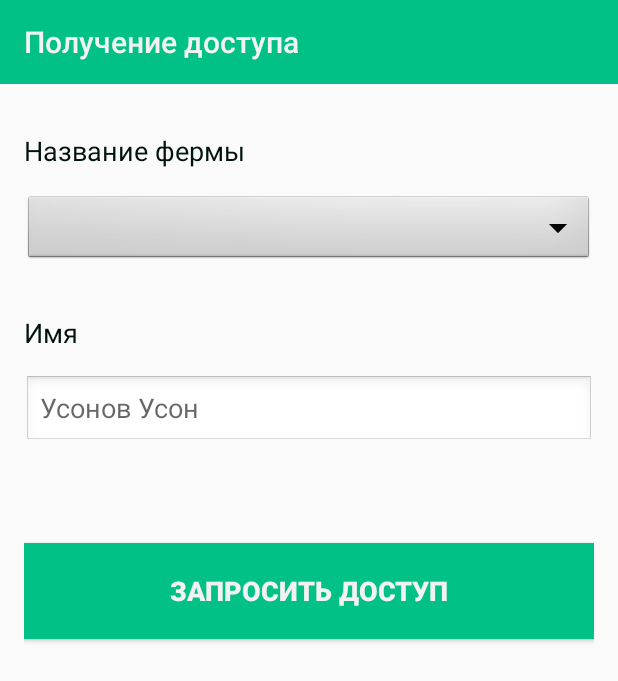
After one commit to jokermt235/CharbaKGAndroid, an Android app: the PermissionActivity screen opened directly, with no data from a screen before it, on a phone screen of 412 x 824 dp. The commit adds this screen. Shown: the top 681 px of the screen. Run offline under Robolectric (Android 15) with nearby library versions, the phone set to English and light mode, and no system bars.

Commit message:
Add user farm permission request

```diff
--- a/app/src/main/AndroidManifest.xml
+++ b/app/src/main/AndroidManifest.xml
@@ -1,8 +1,10 @@
 <?xml version="1.0" encoding="utf-8"?>
 <manifest xmlns:android="http://schemas.android.com/apk/res/android"
     package="org.exesoft.charbakg">
+
     <uses-permission android:name="android.permission.INTERNET" />
     <uses-permission android:name="android.permission.ACCESS_NETWORK_STATE" />
+
     <application
         android:allowBackup="true"
         android:icon="@mipmap/ic_launcher"
@@ -10,7 +12,8 @@
         android:roundIcon="@mipmap/ic_launcher_round"
         android:supportsRtl="true"
         android:theme="@style/AppTheme">
-        <activity android:name=".View.HorseOffspringFormActivity"></activity>
+        <activity android:name=".View.PermissionActivity"></activity>
+        <activity android:name=".View.HorseOffspringFormActivity" />
         <activity android:name=".View.MrsOffspringFormActivity" />
         <activity android:name=".View.MrsOffspringActivity" />
         <activity android:name=".View.HorseOffspringActivity" />
@@ -38,9 +41,7 @@
                 <category android:name="android.intent.category.LAUNCHER" />
             </intent-filter>
         </activity>
-        <activity android:name=".View.MainActivity">
-        </activity>
-
+        <activity android:name=".View.MainActivity"></activity>
     </application>
 
 </manifest>
--- /dev/null
+++ b/app/src/main/java/org/exesoft/charbakg/View/PermissionActivity.java
@@ -0,0 +1,16 @@
+package org.exesoft.charbakg.View;
+
+import androidx.appcompat.app.AppCompatActivity;
+
+import android.os.Bundle;
+
+import org.exesoft.charbakg.R;
+
+public class PermissionActivity extends AppCompatActivity {
+
+    @Override
+    protected void onCreate(Bundle savedInstanceState) {
+        super.onCreate(savedInstanceState);
+        setContentView(R.layout.activity_permission);
+    }
+}
--- a/app/src/main/java/org/exesoft/charbakg/View/SplashActivity.java
+++ b/app/src/main/java/org/exesoft/charbakg/View/SplashActivity.java
@@ -5,8 +5,13 @@ import androidx.appcompat.app.AppCompatActivity;
 import android.content.Intent;
 import android.os.Bundle;
 
+import org.exesoft.charbakg.Callback.OnSimpleLoaderResult;
 import org.exesoft.charbakg.Component.Auth;
+import org.exesoft.charbakg.Controller.SimpleLoader;
 import org.exesoft.charbakg.R;
+
+import java.util.ArrayList;
+import java.util.Map;
 
 public class SplashActivity extends AppCompatActivity {
 
@@ -17,8 +22,18 @@ public class SplashActivity extends AppCompatActivity {
         if(!Auth.isSigned()){
             startActivity(new Intent(this, LoginActivity.class));
         }else{
+            SimpleLoader.filter("user",new OnSimpleLoaderResult(){
+                @Override
+                public void onResult(ArrayList<Map<String, Object>> items) {
+                    super.onResult(items);
+                    if(!items.isEmpty()){
+                        if((boolean)items.get(0).get("status")){
+                            startActivity(new Intent(getApplicationContext(), HomeActivity.class));
+                        }
+                    }
 
-            startActivity(new Intent(this, HomeActivity.class));
+                }
+            });
         }
         finish();
     }
--- a/app/src/main/res/layout/activity_login.xml
+++ b/app/src/main/res/layout/activity_login.xml
@@ -52,7 +52,7 @@
             android:inputType="number|phone" />
 
         <Button
-            android:id="@+id/loginButton"
+            android:id="@+id/permissionREquestBtn"
             android:layout_width="match_parent"
             android:layout_height="64dip"
             android:layout_marginStart="20dip"
--- /dev/null
+++ b/app/src/main/res/layout/activity_permission.xml
@@ -0,0 +1,94 @@
+<?xml version="1.0" encoding="utf-8"?>
+<androidx.constraintlayout.widget.ConstraintLayout xmlns:android="http://schemas.android.com/apk/res/android"
+    xmlns:app="http://schemas.android.com/apk/res-auto"
+    xmlns:tools="http://schemas.android.com/tools"
+    android:layout_width="match_parent"
+    android:layout_height="match_parent"
+    tools:context=".View.PermissionActivity">
+
+    <LinearLayout
+        android:layout_width="0dp"
+        android:layout_height="0dp"
+        android:orientation="vertical"
+        app:layout_constraintBottom_toBottomOf="parent"
+        app:layout_constraintEnd_toEndOf="parent"
+        app:layout_constraintStart_toStartOf="parent"
+        app:layout_constraintTop_toTopOf="parent">
+
+        <androidx.appcompat.widget.Toolbar
+            android:id="@+id/permissionToolbar"
+            android:layout_width="match_parent"
+            android:layout_height="wrap_content"
+            android:background="?attr/colorPrimary"
+            android:minHeight="?attr/actionBarSize"
+            android:theme="?attr/actionBarTheme"
+            app:title="@string/permission_toolbar_text"
+            app:titleTextColor="@color/ic_launcher_background" />
+
+        <LinearLayout
+            android:layout_width="match_parent"
+            android:layout_height="match_parent"
+            android:layout_marginStart="16dp"
+            android:layout_marginTop="16dp"
+            android:layout_marginEnd="16dp"
+            android:layout_marginBottom="16dp"
+            android:orientation="vertical">
+
+            <TextView
+                android:id="@+id/permissionFarmLabel"
+                android:layout_width="match_parent"
+                android:layout_height="wrap_content"
+                android:layout_marginTop="16dp"
+                android:text="@string/home_form_label_farm"
+                android:textColor="@color/colorLabelDark"
+                android:textSize="18sp" />
+
+            <Spinner
+                android:id="@+id/permissonFarmSpinner"
+                android:layout_width="match_parent"
+                android:layout_height="wrap_content"
+                android:layout_marginTop="16dp"
+                android:background="@android:drawable/btn_dropdown" />
+
+            <TextView
+                android:id="@+id/permissonNameLabel"
+                android:layout_width="match_parent"
+                android:layout_height="wrap_content"
+                android:layout_marginTop="32dp"
+                android:text="@string/home_form_label_name"
+                android:textColor="@color/colorLabelDark"
+                android:textSize="18sp" />
+
+            <EditText
+                android:id="@+id/permissionname"
+                android:layout_width="match_parent"
+                android:layout_height="wrap_content"
+                android:layout_marginTop="16dp"
+                android:background="@android:drawable/edit_text"
+                android:ems="10"
+                android:hint="Усонов Усон"
+                android:inputType="textPersonName" />
+
+            <Button
+                android:id="@+id/permissionREquestBtn"
+                android:layout_width="match_parent"
+                android:layout_height="64dip"
+                android:layout_marginTop="64dp"
+                android:background="@color/colorPrimary"
+                android:text="@string/permission_request"
+                android:textColor="@color/ic_launcher_background"
+                android:textSize="18sp"
+                android:textStyle="bold" />
+
+            <ProgressBar
+                android:id="@+id/permissonProgressbar"
+                style="?android:attr/progressBarStyle"
+                android:layout_width="match_parent"
+                android:layout_height="wrap_content"
+                android:layout_marginTop="20dp"
+                android:indeterminateTint="@color/colorPrimary"
+                android:visibility="gone"/>
+
+        </LinearLayout>
+    </LinearLayout>
+</androidx.constraintlayout.widget.ConstraintLayout>
--- a/app/src/main/res/values/strings.xml
+++ b/app/src/main/res/values/strings.xml
@@ -68,4 +68,6 @@
     <string name="home_form_label_name">Имя</string>
     <string name="home_form_label_farm">Название фермы</string>
     <string name="home_form_default_text">Ферма 1</string>
+    <string name="permission_toolbar_text">Получение доступа</string>
+    <string name="permission_request">Запросить доступ</string>
 </resources>
```
